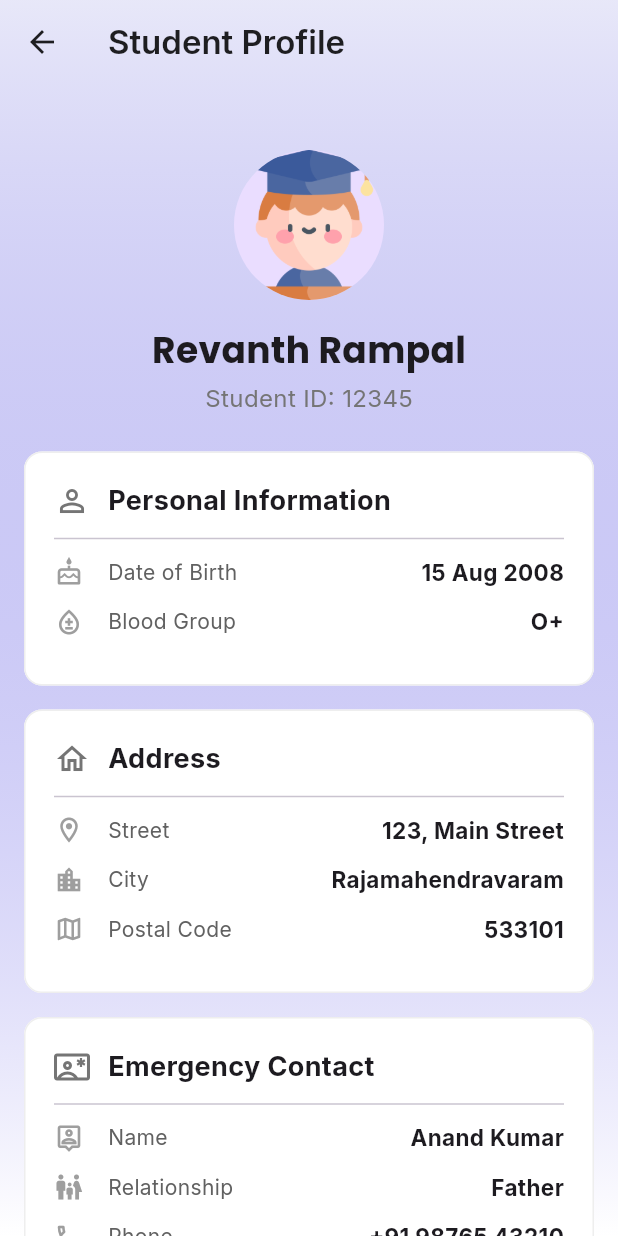
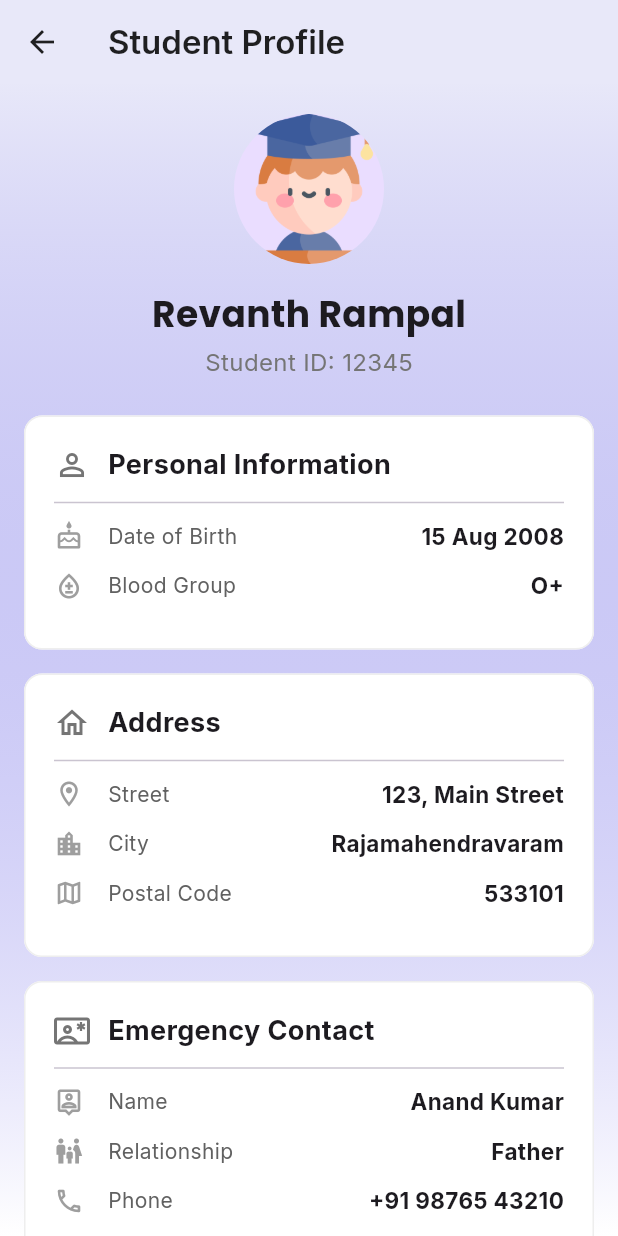
Before and after one commit to revanth-rampal/EduSpark-, a Flutter app: the UserProfileScreen screen opened directly, on a phone screen of 412 x 824 dp. Run offline on Flutter 3.47's test engine with Material 3 defaults, Android fonts, the phone set to English and light mode, and no system bars; our stand-ins replace camera, flutter_animate, geolocator, google_fonts, permission_handler.

Commit message:
fixed badge screen and fixed student profile

```diff
--- a/lib/screens/user_profile_screen.dart
+++ b/lib/screens/user_profile_screen.dart
@@ -3,7 +3,6 @@ import 'package:flutter_animate/flutter_animate.dart';
 import 'package:google_fonts/google_fonts.dart';
 
 class UserProfileScreen extends StatelessWidget {
-  // No longer needs userRole as badges are not displayed here.
   const UserProfileScreen({Key? key}) : super(key: key);
 
   @override
@@ -11,13 +10,15 @@ class UserProfileScreen extends StatelessWidget {
     final primaryColor = Theme.of(context).primaryColor;
 
     return Scaffold(
+      // The AppBar is now styled to blend with the gradient background.
       appBar: AppBar(
         title: const Text("Student Profile"),
-        backgroundColor: Colors.transparent,
+        backgroundColor: primaryColor.withOpacity(0.1), // Matches the top of the gradient
         elevation: 0,
+        foregroundColor: Colors.black87,
       ),
-      extendBodyBehindAppBar: true,
       body: Container(
+        // The gradient now covers the entire body.
         decoration: BoxDecoration(
           gradient: LinearGradient(
             colors: [primaryColor.withOpacity(0.1), Colors.white],
@@ -25,9 +26,14 @@ class UserProfileScreen extends StatelessWidget {
             end: Alignment.bottomCenter,
           ),
         ),
+        // UPDATED: The ListView is now wrapped in a SafeArea widget.
+        // This automatically adds padding to avoid the top and bottom system bars.
+        child: SafeArea(
+          top: false, // We don't need top padding because the AppBar handles that area.
           child: ListView(
             padding: const EdgeInsets.symmetric(horizontal: 16.0),
             children: [
+              // The header no longer needs a manual spacer.
               _buildProfileHeader(),
               const SizedBox(height: 24),
               _buildInfoCard(
@@ -38,7 +44,6 @@ class UserProfileScreen extends StatelessWidget {
                   _buildInfoRow(Icons.bloodtype_outlined, 'Blood Group', 'O+'),
                 ],
               ),
-            // The "Achievements & Badges" card has been removed from this screen.
               _buildInfoCard(
                 title: 'Address',
                 icon: Icons.home_outlined,
@@ -60,13 +65,15 @@ class UserProfileScreen extends StatelessWidget {
             ].animate(interval: 100.ms).fadeIn(duration: 400.ms).slideY(begin: 0.2),
           ),
         ),
+      ),
     );
   }
 
   Widget _buildProfileHeader() {
     return Column(
       children: [
-        const SizedBox(height: 100), // Space for the transparent AppBar
+        // REMOVED: The SizedBox(height: 100) is no longer needed.
+        const SizedBox(height: 20), // A smaller, consistent padding.
         const CircleAvatar(
           radius: 50,
           backgroundImage: AssetImage('assets/images/user-avatar.png'),
--- a/lib/widgets/badge_card.dart
+++ b/lib/widgets/badge_card.dart
@@ -6,7 +6,8 @@ class BadgeCard extends StatelessWidget {
   final model.Badge badge;
   final VoidCallback onSelect;
 
-  const BadgeCard({Key? key, required this.badge, required this.onSelect}) : super(key: key);
+  const BadgeCard({Key? key, required this.badge, required this.onSelect})
+      : super(key: key);
 
   @override
   Widget build(BuildContext context) {
```
Also changed, not shown: lib/widgets/badge_detail_dialog.dart (+12 -9 lines). Lines whose indentation alone changed are shown as unchanged.
